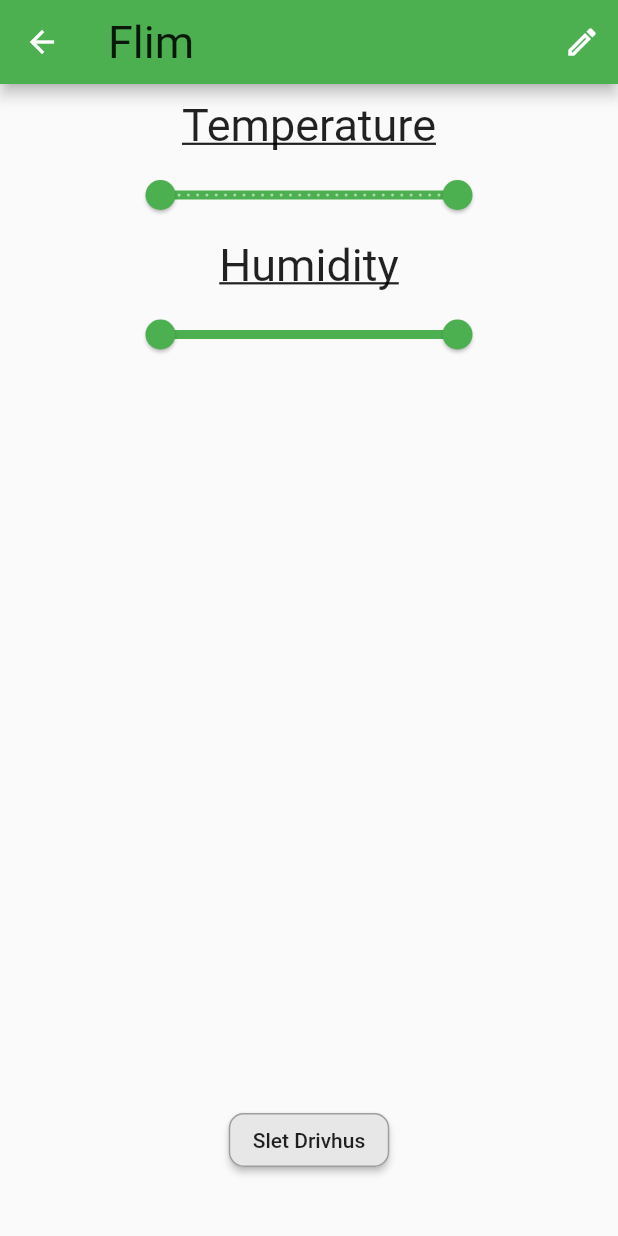
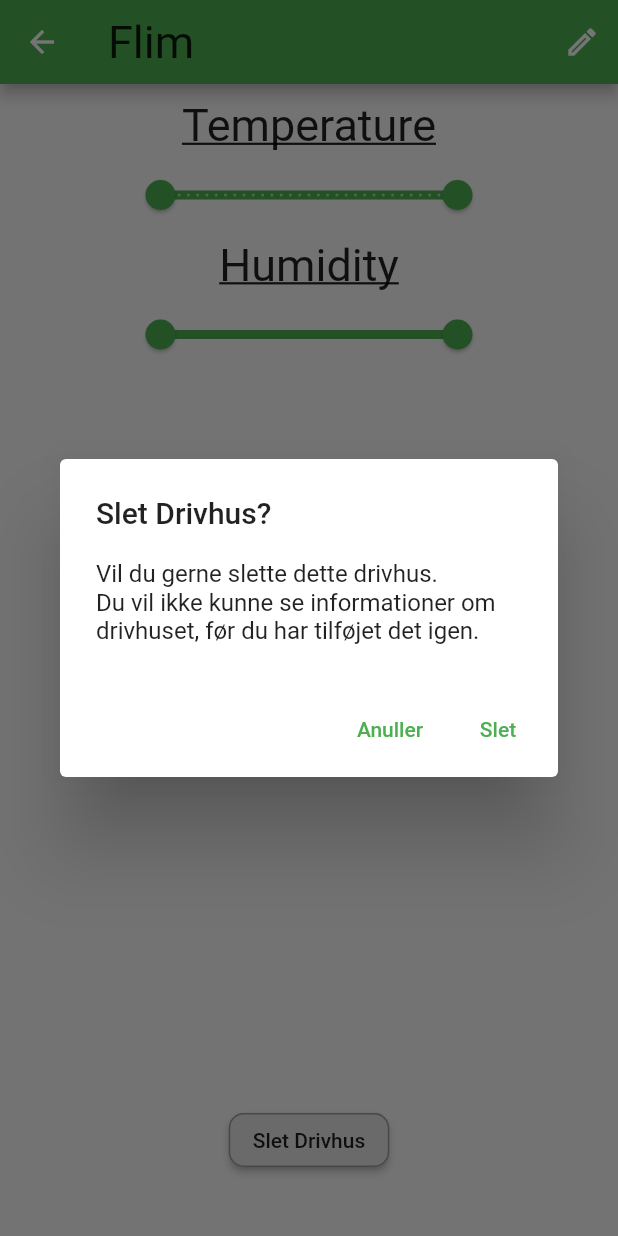
Before and after one commit to H5-BioVeg/BioVeg_App, a Flutter app: the GreenHouseSettingsScreen screen opened directly, after a tap on "Slet Drivhus", on a phone screen of 412 x 824 dp. Run offline on Flutter 3.47's test engine with Material 2 defaults, Android fonts, the phone set to English and light mode, and no system bars.

Commit message:
Greenhouse settings screen 1.0 view sat up

```diff
--- /dev/null
+++ b/lib/dialogs/DeletePopUpDialog.dart
@@ -0,0 +1,28 @@
+import 'package:flutter/material.dart';
+
+class DeletePopUpDialog extends StatelessWidget {
+  const DeletePopUpDialog({super.key});
+
+  @override
+  Widget build(BuildContext context) {
+    return AlertDialog(
+      title: const Text("Slet Drivhus?"),
+      content: const Text(
+          "Vil du gerne slette dette drivhus.\nDu vil ikke kunne se informationer om drivhuset, før du har tilføjet det igen."),
+      actions: [
+        TextButton(
+          onPressed: (() {
+            Navigator.pop(context, false);
+          }),
+          child: const Text("Anuller"),
+        ),
+        TextButton(
+          onPressed: (() {
+            Navigator.pop(context, true);
+          }),
+          child: const Text("Slet"),
+        ),
+      ],
+    );
+  }
+}
--- a/lib/screens/GreenHouseSettingsScreen.dart
+++ b/lib/screens/GreenHouseSettingsScreen.dart
@@ -1,8 +1,5 @@
-import 'dart:math';
-
+import 'package:bio_veg/dialogs/DeletePopUpDialog.dart';
 import 'package:flutter/material.dart';
-import 'package:flutter/src/widgets/container.dart';
-import 'package:flutter/src/widgets/framework.dart';
 
 class GreenHouseSettingsScreen extends StatefulWidget {
   const GreenHouseSettingsScreen({super.key});
@@ -12,11 +9,12 @@ class GreenHouseSettingsScreen extends StatefulWidget {
       _GreenHouseSettingsScreenState();
 }
 
-late TextEditingController _settingsController =
-    TextEditingController.fromValue(TextEditingValue(text: 'Flim'));
-FocusNode nameFocusNode = FocusNode();
+//Change this when View models have been sat up
+TextEditingController _settingsController =
+    TextEditingController.fromValue(const TextEditingValue(text: 'Flim'));
+FocusNode _nameFocusNode = FocusNode();
 RangeValues _currentTempRange = const RangeValues(0, 40);
-RangeValues _CurrenthumidityRange = const RangeValues(0, 100);
+RangeValues _currenthumidityRange = const RangeValues(0, 100);
 
 class _GreenHouseSettingsScreenState extends State<GreenHouseSettingsScreen> {
   @override
@@ -25,19 +23,18 @@ class _GreenHouseSettingsScreenState extends State<GreenHouseSettingsScreen> {
       appBar: AppBar(
         centerTitle: true,
         title: TextField(
-            style: TextStyle(fontSize: 30),
+            style: const TextStyle(fontSize: 30),
             controller: _settingsController,
-            focusNode: nameFocusNode),
+            focusNode: _nameFocusNode),
         actions: [
           IconButton(
             onPressed: (() {
               //Open edit name modal
               setState(() {
-                nameFocusNode.requestFocus();
-                print(_settingsController.text);
+                _nameFocusNode.requestFocus();
               });
             }),
-            icon: Icon(Icons.mode_edit_outline_outlined),
+            icon: const Icon(Icons.mode_edit_outline_outlined),
           )
         ],
       ),
@@ -55,8 +52,8 @@ class _GreenHouseSettingsScreenState extends State<GreenHouseSettingsScreen> {
                         decoration: TextDecoration.underline,
                       ),
                       'Temperature'),
-                  SizedBox(height: 5),
-                  Container(
+                  const SizedBox(height: 5),
+                  SizedBox(
                     width: 250,
                     child: RangeSlider(
                       values: _currentTempRange,
@@ -73,27 +70,27 @@ class _GreenHouseSettingsScreenState extends State<GreenHouseSettingsScreen> {
                       }),
                     ),
                   ),
-                  SizedBox(height: 5),
+                  const SizedBox(height: 5),
                   const Text(
                       style: TextStyle(
                         fontSize: 30,
                         decoration: TextDecoration.underline,
                       ),
                       'Humidity'),
-                  SizedBox(height: 5),
-                  Container(
+                  const SizedBox(height: 5),
+                  SizedBox(
                     width: 250,
                     child: RangeSlider(
-                      values: _CurrenthumidityRange,
+                      values: _currenthumidityRange,
                       max: 100,
                       divisions: 50,
                       labels: RangeLabels(
-                        '${_CurrenthumidityRange.start.round()}%',
-                        '${_CurrenthumidityRange.end.round()}%',
+                        '${_currenthumidityRange.start.round()}%',
+                        '${_currenthumidityRange.end.round()}%',
                       ),
                       onChanged: ((RangeValues values) {
                         setState(() {
-                          _CurrenthumidityRange = values;
+                          _currenthumidityRange = values;
                         });
                       }),
                     ),
@@ -104,14 +101,22 @@ class _GreenHouseSettingsScreenState extends State<GreenHouseSettingsScreen> {
                     child: Padding(
                       padding: const EdgeInsets.fromLTRB(0, 0, 0, 30),
                       child: MaterialButton(
-                        color: Color.fromARGB(255, 231, 231, 231),
+                        color: const Color.fromARGB(255, 231, 231, 231),
                         shape: RoundedRectangleBorder(
                           borderRadius: BorderRadius.circular(10),
-                          side: BorderSide(color: Colors.grey),
+                          side: const BorderSide(color: Colors.grey),
                         ),
                         child: const Text("Slet Drivhus"),
                         onPressed: () {
-                          //SCAN NETWORK METHOD
+                          //Show delete pop up modal
+                          showDialog(
+                              context: context,
+                              builder: (context) =>
+                                  const DeletePopUpDialog()).then((value) {
+                            if (value) {
+                              //If value = true, delete the greenhouse
+                            }
+                          });
                         },
                       ),
                     ),
--- a/lib/widgets/GhPlant.dart
+++ b/lib/widgets/GhPlant.dart
@@ -19,7 +19,7 @@ class _GhPlantState extends State<GhPlant> {
     return InkWell(
       splashColor: Colors.white,
       onTap: (() {
-        //Go to plant detailsx
+        //Go to plant details
       }),
       child: Ink(
         color: Colors.greenAccent,
```
